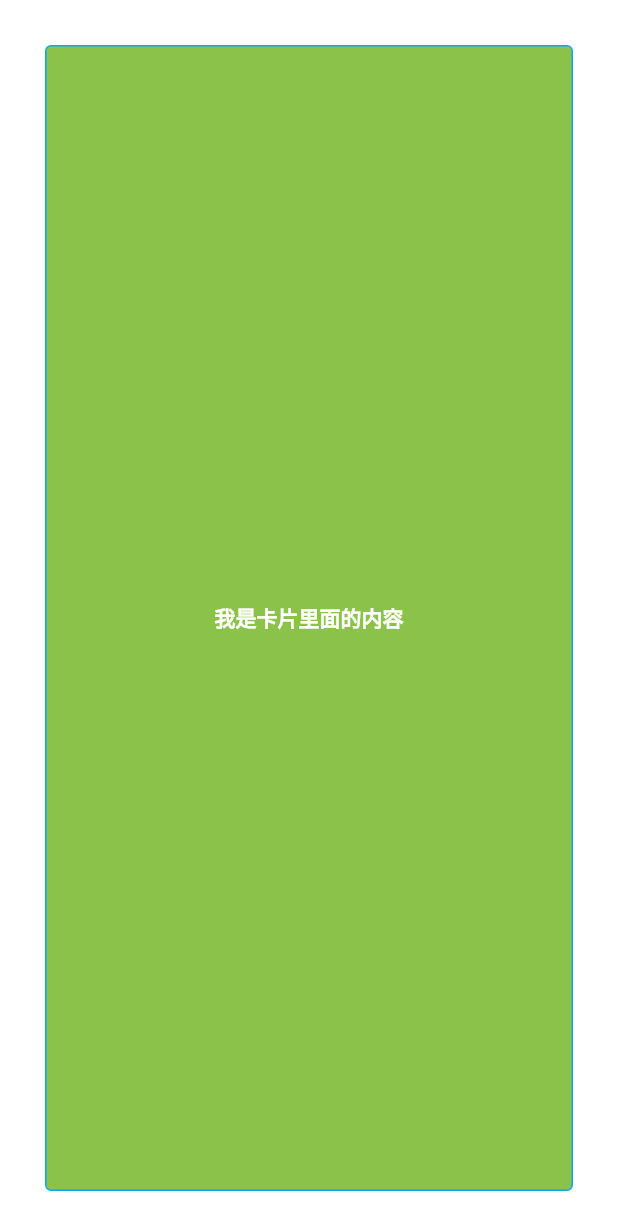
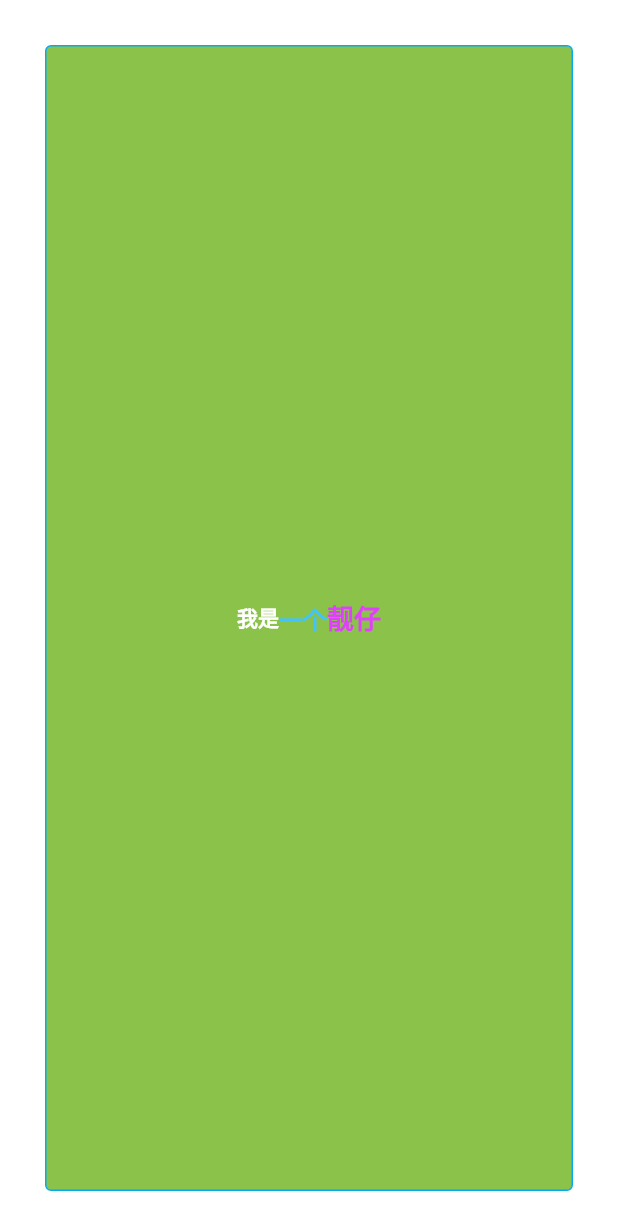
Before and after one commit to fazhongxu/hello, a Flutter app: the screen it shows after launch, on a phone screen of 412 x 824 dp. Shown: the top 1230 px of the screen. Run offline on Flutter 3.47's test engine with Material 2 defaults, Android fonts, the phone set to English and light mode, and no system bars; statements that could not run were skipped.

Commit message:
练习demo

```diff
--- a/flutter_module/lib/main.dart
+++ b/flutter_module/lib/main.dart
@@ -80,6 +80,7 @@ class _MyHomePageState extends State<MyHomePage> {
         color: Colors.white,
         child: new Center(
           child: new Container(
+
               ///四周10大小的maring
               margin: EdgeInsets.all(30.0),
 
@@ -101,14 +102,32 @@ class _MyHomePageState extends State<MyHomePage> {
 
                   ///边框
                   border: new Border.all(color: Colors.lightBlue, width: 1)),
-            child: new Text(
-              "我是卡片里面的内容",
+              child: new Row(
+                mainAxisAlignment: MainAxisAlignment.center,
+                children: [
+                  new Text(
+                    "我是",
                     style: new TextStyle(
                         color: Colors.white,
                         fontSize: 14,
                         decoration: TextDecoration.none),
                   ),
+                  new Text(
+                    "一个",
+                    style: new TextStyle(
+                        color: Colors.lightBlueAccent,
+                        fontSize: 16,
+                        decoration: TextDecoration.none),
                   ),
+                  new Text(
+                    "靓仔",
+                    style: new TextStyle(
+                        color: Colors.purpleAccent,
+                        fontSize: 18,
+                        decoration: TextDecoration.none),
+                  ),
+                ],
+              )),
         ));
   }
 
```
Lines whose indentation alone changed are shown as unchanged.
